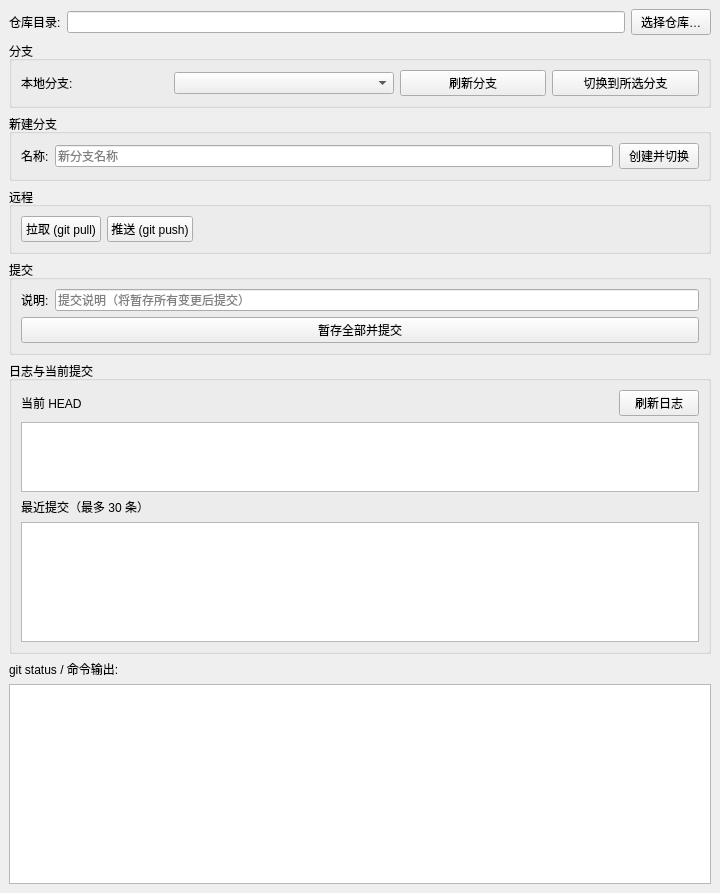
The window that git.ui (chw0806-github/my-gitCodes) describes before a commit, drawn with Qt 5.
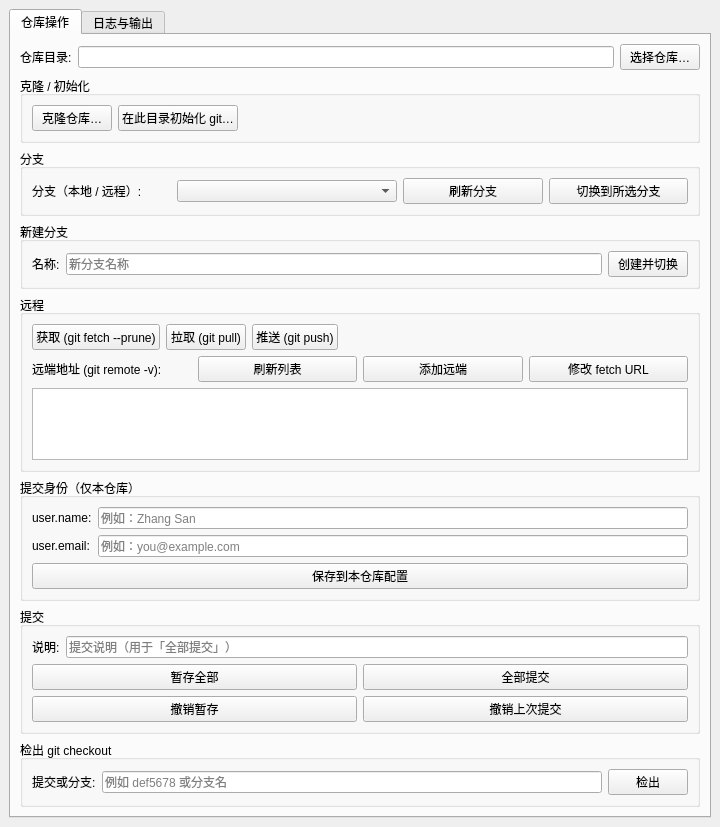
The same window after the commit.

Patch:
```diff
--- a/git.ui
+++ b/git.ui
@@ -7,7 +7,7 @@
     <x>0</x>
     <y>0</y>
     <width>720</width>
-    <height>680</height>
+    <height>820</height>
    </rect>
   </property>
   <property name="windowTitle">
@@ -16,6 +16,16 @@
   <widget class="QWidget" name="centralwidget">
    <layout class="QVBoxLayout" name="verticalLayout_root">
     <item>
+     <widget class="QTabWidget" name="main_tabs">
+      <property name="currentIndex">
+       <number>0</number>
+      </property>
+      <widget class="QWidget" name="tab_operations">
+       <attribute name="title">
+        <string>仓库操作</string>
+       </attribute>
+       <layout class="QVBoxLayout" name="verticalLayout_tab1">
+        <item>
      <layout class="QHBoxLayout" name="horizontalLayout_repo">
       <item>
        <widget class="QLabel" name="label_repo">
@@ -40,6 +50,42 @@
       </item>
      </layout>
     </item>
+    <item>
+     <widget class="QGroupBox" name="group_clone_init">
+      <property name="title">
+       <string>克隆 / 初始化</string>
+      </property>
+      <layout class="QHBoxLayout" name="horizontalLayout_clone_init">
+       <item>
+        <widget class="QPushButton" name="btn_clone">
+         <property name="text">
+          <string>克隆仓库…</string>
+         </property>
+        </widget>
+       </item>
+       <item>
+        <widget class="QPushButton" name="btn_init">
+         <property name="text">
+          <string>在此目录初始化 git…</string>
+         </property>
+        </widget>
+       </item>
+       <item>
+        <spacer name="horizontalSpacer_clone_init">
+         <property name="orientation">
+          <enum>Qt::Horizontal</enum>
+         </property>
+         <property name="sizeHint" stdset="0">
+          <size>
+           <width>40</width>
+           <height>20</height>
+          </size>
+         </property>
+        </spacer>
+       </item>
+      </layout>
+     </widget>
+    </item>
     <item>
      <widget class="QGroupBox" name="group_branch">
       <property name="title">
@@ -49,7 +95,7 @@
        <item>
         <widget class="QLabel" name="label_branch">
          <property name="text">
-          <string>本地分支:</string>
+          <string>分支（本地 / 远程）:</string>
          </property>
         </widget>
        </item>
@@ -115,7 +161,16 @@
       <property name="title">
        <string>远程</string>
       </property>
+      <layout class="QVBoxLayout" name="verticalLayout_remote">
+       <item>
       <layout class="QHBoxLayout" name="horizontalLayout_remote">
+         <item>
+          <widget class="QPushButton" name="btn_fetch">
+           <property name="text">
+            <string>获取 (git fetch --prune)</string>
+           </property>
+          </widget>
+         </item>
        <item>
         <widget class="QPushButton" name="btn_pull">
          <property name="text">
@@ -144,6 +199,101 @@
         </spacer>
        </item>
       </layout>
+       </item>
+       <item>
+        <layout class="QHBoxLayout" name="horizontalLayout_remote_tools">
+         <item>
+          <widget class="QLabel" name="label_remote_urls">
+           <property name="text">
+            <string>远端地址 (git remote -v):</string>
+           </property>
+          </widget>
+         </item>
+         <item>
+          <widget class="QPushButton" name="btn_refresh_remote_list">
+           <property name="text">
+            <string>刷新列表</string>
+           </property>
+          </widget>
+         </item>
+         <item>
+          <widget class="QPushButton" name="btn_remote_add">
+           <property name="text">
+            <string>添加远端</string>
+           </property>
+          </widget>
+         </item>
+         <item>
+          <widget class="QPushButton" name="btn_remote_set_url">
+           <property name="text">
+            <string>修改 fetch URL</string>
+           </property>
+          </widget>
+         </item>
+        </layout>
+       </item>
+       <item>
+        <widget class="QTextEdit" name="text_remote_urls">
+         <property name="readOnly">
+          <bool>true</bool>
+         </property>
+         <property name="maximumSize">
+          <size>
+           <width>16777215</width>
+           <height>96</height>
+          </size>
+         </property>
+        </widget>
+       </item>
+      </layout>
+     </widget>
+    </item>
+    <item>
+     <widget class="QGroupBox" name="group_identity">
+      <property name="title">
+       <string>提交身份（仅本仓库）</string>
+      </property>
+      <layout class="QVBoxLayout" name="verticalLayout_identity">
+       <item>
+        <layout class="QFormLayout" name="formLayout_identity">
+         <item row="0" column="0">
+          <widget class="QLabel" name="label_git_user_name">
+           <property name="text">
+            <string>user.name:</string>
+           </property>
+          </widget>
+         </item>
+         <item row="0" column="1">
+          <widget class="QLineEdit" name="edit_git_user_name">
+           <property name="placeholderText">
+            <string>例如：Zhang San</string>
+           </property>
+          </widget>
+         </item>
+         <item row="1" column="0">
+          <widget class="QLabel" name="label_git_user_email">
+           <property name="text">
+            <string>user.email:</string>
+           </property>
+          </widget>
+         </item>
+         <item row="1" column="1">
+          <widget class="QLineEdit" name="edit_git_user_email">
+           <property name="placeholderText">
+            <string>例如：you@example.com</string>
+           </property>
+          </widget>
+         </item>
+        </layout>
+       </item>
+       <item>
+        <widget class="QPushButton" name="btn_save_identity">
+         <property name="text">
+          <string>保存到本仓库配置</string>
+         </property>
+        </widget>
+       </item>
+      </layout>
      </widget>
     </item>
     <item>
@@ -164,22 +314,94 @@
          <item row="0" column="1">
           <widget class="QLineEdit" name="commit_msg">
            <property name="placeholderText">
-            <string>提交说明（将暂存所有变更后提交）</string>
+            <string>提交说明（用于「全部提交」）</string>
            </property>
           </widget>
          </item>
         </layout>
        </item>
        <item>
-        <widget class="QPushButton" name="btn_commit">
+        <layout class="QHBoxLayout" name="horizontalLayout_commit_btns">
+         <item>
+          <widget class="QPushButton" name="btn_stage_all">
          <property name="text">
-          <string>暂存全部并提交</string>
+            <string>暂存全部</string>
          </property>
         </widget>
        </item>
-      </layout>
-     </widget>
-    </item>
+         <item>
+          <widget class="QPushButton" name="btn_commit_all">
+           <property name="text">
+            <string>全部提交</string>
+           </property>
+          </widget>
+         </item>
+        </layout>
+       </item>
+       <item>
+        <layout class="QHBoxLayout" name="horizontalLayout_commit_undo">
+         <item>
+          <widget class="QPushButton" name="btn_restore_staged">
+           <property name="text">
+            <string>撤销暂存</string>
+           </property>
+          </widget>
+         </item>
+         <item>
+          <widget class="QPushButton" name="btn_reset_soft_parent">
+           <property name="text">
+            <string>撤销上次提交</string>
+           </property>
+          </widget>
+         </item>
+        </layout>
+       </item>
+      </layout>
+     </widget>
+    </item>
+    <item>
+     <widget class="QGroupBox" name="group_history">
+      <property name="title">
+       <string>检出 git checkout</string>
+      </property>
+      <layout class="QHBoxLayout" name="horizontalLayout_history">
+       <item>
+        <widget class="QLabel" name="label_history_ref">
+         <property name="text">
+          <string>提交或分支:</string>
+         </property>
+        </widget>
+       </item>
+       <item>
+        <widget class="QLineEdit" name="history_ref_edit">
+         <property name="minimumSize">
+          <size>
+           <width>200</width>
+           <height>0</height>
+          </size>
+         </property>
+         <property name="placeholderText">
+          <string>例如 def5678 或分支名</string>
+         </property>
+        </widget>
+       </item>
+       <item>
+        <widget class="QPushButton" name="btn_history_checkout">
+         <property name="text">
+          <string>检出</string>
+         </property>
+        </widget>
+       </item>
+      </layout>
+     </widget>
+    </item>
+       </layout>
+      </widget>
+      <widget class="QWidget" name="tab_log">
+       <attribute name="title">
+        <string>日志与输出</string>
+       </attribute>
+       <layout class="QVBoxLayout" name="verticalLayout_tab2">
     <item>
      <widget class="QGroupBox" name="group_head_log">
       <property name="title">
@@ -271,6 +493,10 @@
         <height>200</height>
        </size>
       </property>
+         </widget>
+        </item>
+       </layout>
+      </widget>
      </widget>
     </item>
    </layout>
```
Lines whose indentation alone changed are shown as unchanged.
